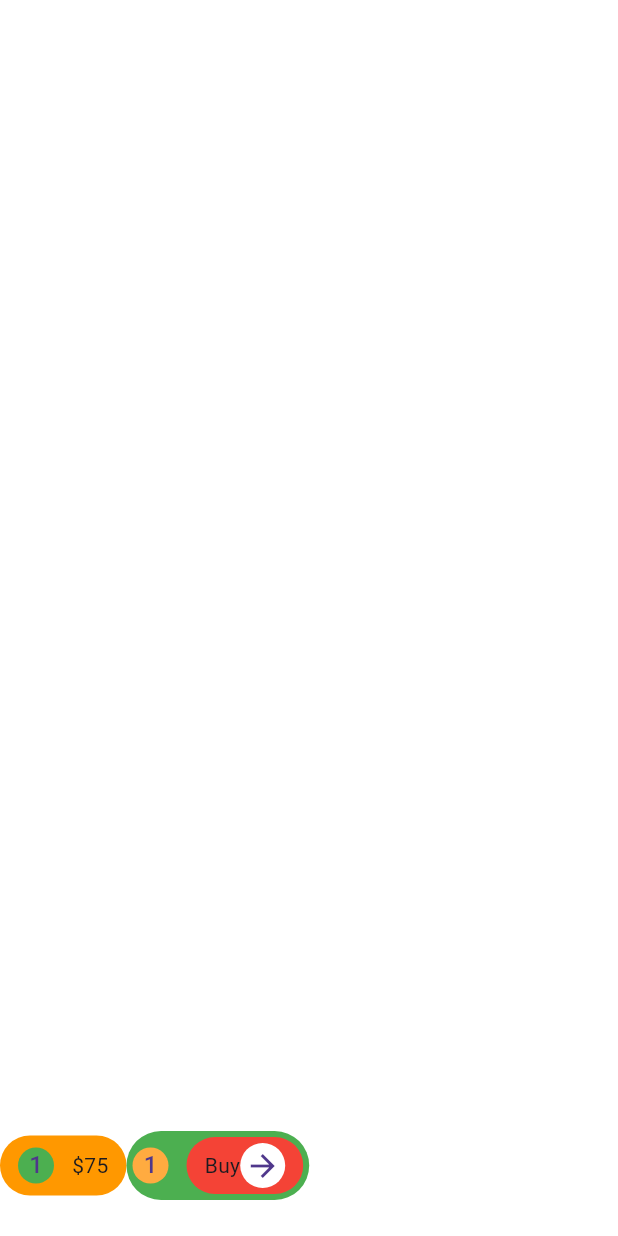
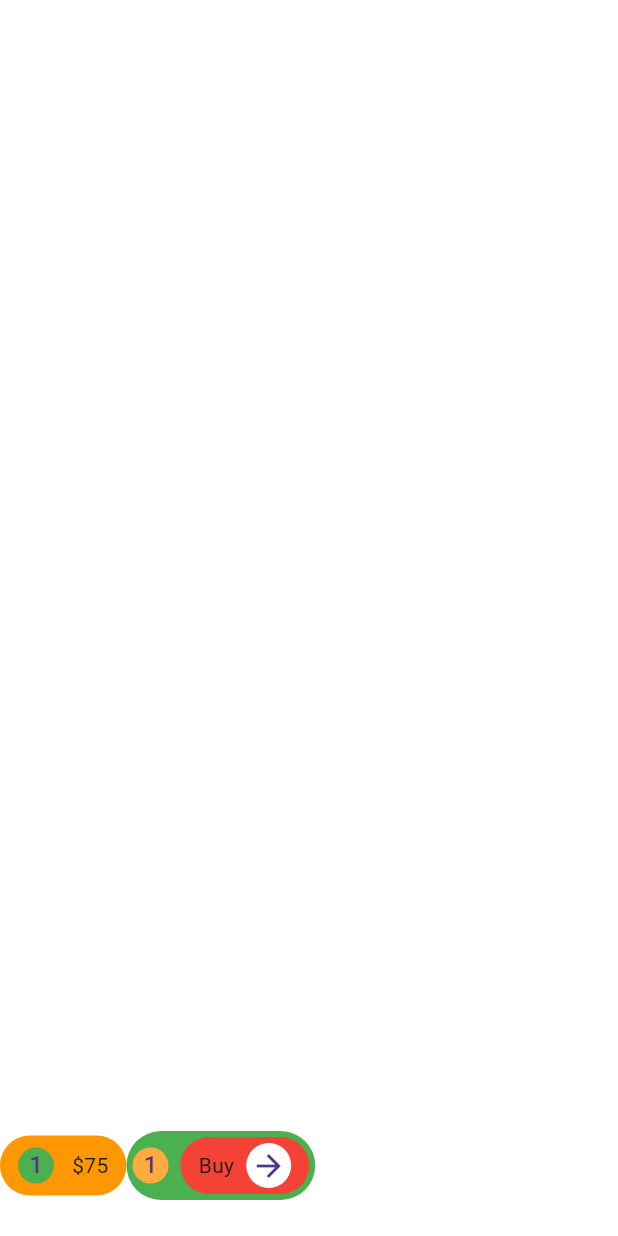
Before and after one commit to JAICHANGPARK/flutter_notebook_chapter_43, a Flutter app: the MarketplaceCartPage screen opened directly, on a phone screen of 412 x 824 dp. Run offline on Flutter 3.47's test engine with Material 3 defaults, Android fonts, the phone set to English and light mode, and no system bars; our stand-ins replace gap, hugeicons.

Commit message:
Update marketplace_cart_page.dart

```diff
--- a/lib/ep2168_marketplace_app/ui/marketplace_cart_page.dart
+++ b/lib/ep2168_marketplace_app/ui/marketplace_cart_page.dart
@@ -78,14 +78,14 @@ class _MarketplaceCartPageState extends State<MarketplaceCartPage> {
                       horizontal: 4,
                       vertical: 4,
                     ),
-                    child: Row(
+                    child: Row(spacing: 8,
                       children: [
                         CircleAvatar(
                           radius: 12,
                           backgroundColor: Colors.orangeAccent,
                           child: Text("1"),
                         ),
-                        Gap(12),
+
                         Container(
                           padding: EdgeInsets.symmetric(horizontal: 12, vertical: 4),
                           decoration: ShapeDecoration(
@@ -93,7 +93,7 @@ class _MarketplaceCartPageState extends State<MarketplaceCartPage> {
                             color: Colors.red,
                           ),
                           child: Row(
-
+                            spacing: 8,
                             children: [
                               Text("Buy"),
 
```
